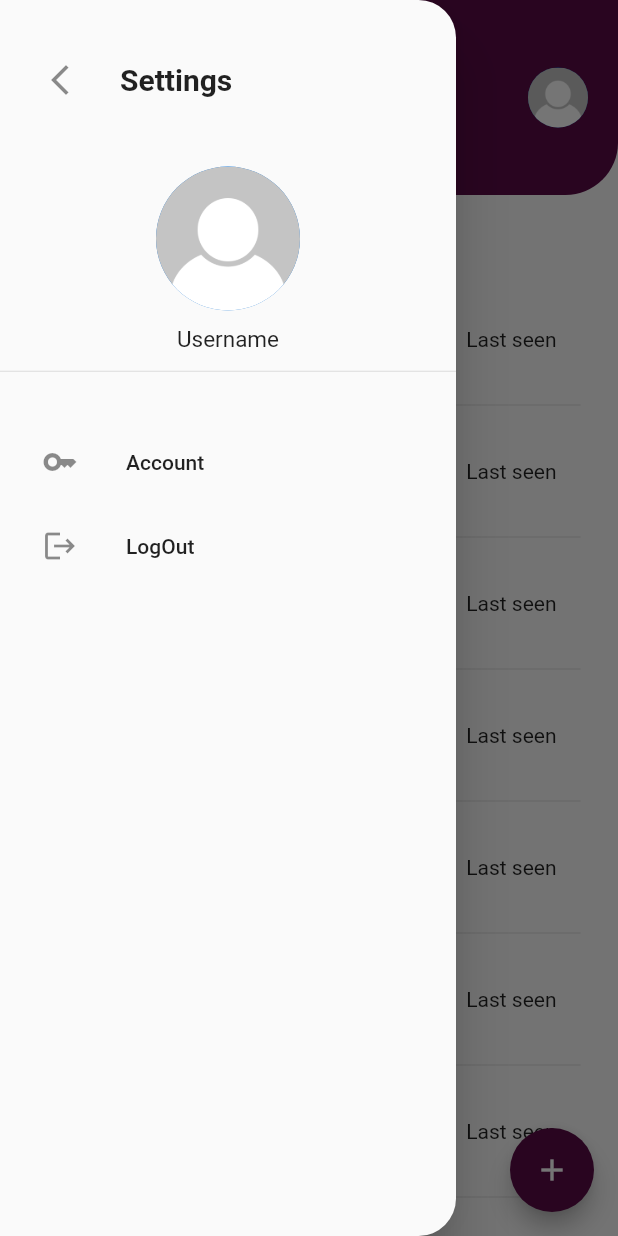
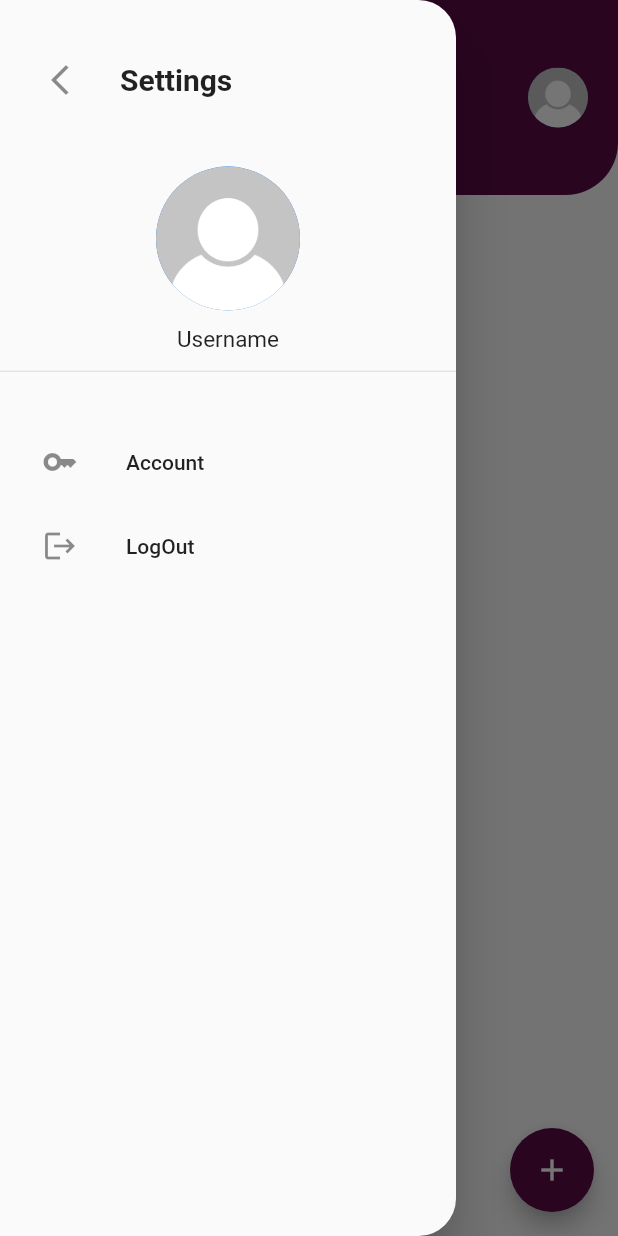
Before and after one commit to SnehaMohandas/my-chat-app, a Flutter app: the screen it shows once a user with an empty profile is signed in, with the side drawer open, on a phone screen of 412 x 824 dp. Run offline on Flutter 3.47's test engine with Material 2 defaults, Android fonts, the phone set to English and light mode, and no system bars; our stand-ins replace cloud_firestore, firebase_auth, firebase_core, firebase_storage, get, image_picker and 3 more; accounts and stored records are empty.

```diff
--- a/lib/controllers/authcontroller.dart
+++ b/lib/controllers/authcontroller.dart
@@ -1,4 +1,4 @@
-import 'package:babble_chat_app/controllers/controller_.const.dart';
+import 'package:babble_chat_app/controllers/firebase_const.dart';
 import 'package:babble_chat_app/controllers/profile_controller.dart';
 import 'package:babble_chat_app/screens/home_screen/home_screen.dart';
 import 'package:babble_chat_app/screens/splash_screen.dart';
--- a/lib/controllers/controller_.const.dart
+++ b/lib/controllers/firebase_const.dart
@@ -5,3 +5,5 @@ FirebaseAuth auth = FirebaseAuth.instance;
 FirebaseFirestore firebaseFirestore = FirebaseFirestore.instance;
 User? currentUser = FirebaseAuth.instance.currentUser;
 const collectionUser = 'users';
+const collectionChat = 'chats';
+const collectionMessage = 'messages';
--- /dev/null
+++ b/lib/controllers/home_controller.dart
@@ -0,0 +1,26 @@
+import 'package:babble_chat_app/controllers/firebase_const.dart';
+import 'package:get/get.dart';
+import 'package:shared_preferences/shared_preferences.dart';
+
+class HomeController extends GetxController {
+  static HomeController instance = Get.find();
+  late SharedPreferences preferences;
+
+  getUserDetails() async {
+    await firebaseFirestore
+        .collection(collectionUser)
+        .where('id', isEqualTo: currentUser!.uid)
+        .get()
+        .then((value) async {
+      preferences = await SharedPreferences.getInstance();
+      preferences.setStringList(
+          'user_details', [value.docs[0]['name'], value.docs[0]['image_url']]);
+    });
+  }
+
+  @override
+  void onInit() {
+    getUserDetails();
+    super.onInit();
+  }
+}
--- a/lib/screens/home_screen/components/chat_isttile.dart
+++ b/lib/screens/home_screen/components/chat_isttile.dart
@@ -1,27 +1,33 @@
 import 'package:babble_chat_app/screens/chat_screen/components/chat_screen.dart';
+import 'package:cloud_firestore/cloud_firestore.dart';
 import 'package:flutter/material.dart';
 import 'package:get/get.dart';
+import 'package:intl/intl.dart' as intl;
 
-Widget chatlist() {
+Widget chatlist(DocumentSnapshot doc) {
+  var t =
+      doc['created_on'] == null ? DateTime.now() : doc['created_on'].toDate();
+  var time = intl.DateFormat("h.mma").format(t);
+
   return Container(
     padding: EdgeInsets.only(left: 25, right: 25),
-    child: ListView.separated(
-        itemBuilder: (context, index) => ListTile(
-              onTap: () => Get.offAll(
-                  () => ChatScreen(
-                        userName: 'Demo name',
-                      ),
-                  transition: Transition.downToUp),
+    child:
+        //  ListView.separated(
+        //     itemBuilder: (context, index) =>
+        ListTile(
+      onTap: () => Get.offAll(() => ChatScreen(),
+          transition: Transition.downToUp,
+          arguments: ["Demo Username", "Demo UserId"]),
       leading: const CircleAvatar(
         radius: 25,
         backgroundColor: Colors.white,
         backgroundImage: AssetImage('assets/images/placeholder.png'),
       ),
-              title: Text('User${index}'),
-              subtitle: Text('message${index}'),
-              trailing: Text('Last seen'),
+      title: Text("${doc['friend_name']}"),
+      subtitle: Text("${doc['last_msg']}"),
+      trailing: Text("$time"),
     ),
-        separatorBuilder: (context, index) => Divider(),
-        itemCount: 30),
+    // separatorBuilder: (context, index) => Divider(),
+    // itemCount: 30),
   );
 }
--- a/lib/screens/home_screen/components/drawer.dart
+++ b/lib/screens/home_screen/components/drawer.dart
@@ -1,7 +1,7 @@
 import 'dart:io';
 
 import 'package:babble_chat_app/controllers/authcontroller.dart';
-import 'package:babble_chat_app/controllers/controller_.const.dart';
+import 'package:babble_chat_app/controllers/firebase_const.dart';
 import 'package:babble_chat_app/controllers/profile_controller.dart';
 import 'package:babble_chat_app/screens/profile_screen/components/profile_screen.dart';
 import 'package:cloud_firestore/cloud_firestore.dart';
--- a/lib/screens/home_screen/home_screen.dart
+++ b/lib/screens/home_screen/home_screen.dart
@@ -1,20 +1,25 @@
 import 'package:babble_chat_app/controllers/authcontroller.dart';
+import 'package:babble_chat_app/controllers/home_controller.dart';
 import 'package:babble_chat_app/screens/compose_screen/compose_screen.dart';
 import 'package:babble_chat_app/screens/home_screen/components/appbar.dart';
 import 'package:babble_chat_app/screens/home_screen/components/chat_isttile.dart';
 import 'package:babble_chat_app/screens/home_screen/components/drawer.dart';
 import 'package:babble_chat_app/screens/signup_screen.dart';
+import 'package:babble_chat_app/services/store_services.dart';
 import 'package:cloud_firestore/cloud_firestore.dart';
 import 'package:firebase_core/firebase_core.dart';
 import 'package:flutter/material.dart';
 import 'package:get/get.dart';
+import 'package:velocity_x/velocity_x.dart';
 
 class HomeScreen extends StatelessWidget {
-  HomeScreen({super.key});
+  const HomeScreen({super.key});
 
   @override
   Widget build(BuildContext context) {
+    var homeController = Get.put(HomeController());
     final scaffoldKey = GlobalKey<ScaffoldState>();
+
     return Container(
       color: Colors.white,
       child: Scaffold(
@@ -23,7 +28,7 @@ class HomeScreen extends StatelessWidget {
         floatingActionButton: FloatingActionButton(
           backgroundColor: Color.fromARGB(255, 90, 11, 70),
           onPressed: () {
-            Get.offAll(() => ComposeScreen());
+            Get.to(() => ComposeScreen());
           },
           child: Icon(Icons.add),
         ),
@@ -41,7 +46,31 @@ class HomeScreen extends StatelessWidget {
                 style: TextStyle(fontSize: 30, fontWeight: FontWeight.bold),
               ),
             ),
-            Expanded(child: chatlist())
+            Expanded(
+                child: StreamBuilder(
+                    stream: StoreServices.getMessages(),
+                    builder: (BuildContext context,
+                        AsyncSnapshot<QuerySnapshot> snapshot) {
+                      if (!snapshot.hasData) {
+                        return Center(
+                          child: CircularProgressIndicator(
+                            valueColor: AlwaysStoppedAnimation(Colors.black),
+                          ),
+                        );
+                      } else if (snapshot.data!.docs.isEmpty) {
+                        return Center(
+                          child: Text("Start messaging..."),
+                        );
+                      } else {
+                        return ListView(
+                          children: snapshot.data!.docs
+                              .mapIndexed((currentValue, index) {
+                            var doc = snapshot.data!.docs[index];
+                            return chatlist(doc);
+                          }).toList(),
+                        );
+                      }
+                    }))
           ],
         ),
       ),
--- a/lib/screens/profile_screen/components/profile_screen.dart
+++ b/lib/screens/profile_screen/components/profile_screen.dart
@@ -1,7 +1,7 @@
 import 'dart:io';
 
 import 'package:babble_chat_app/controllers/authcontroller.dart';
-import 'package:babble_chat_app/controllers/controller_.const.dart';
+import 'package:babble_chat_app/controllers/firebase_const.dart';
 import 'package:babble_chat_app/controllers/profile_controller.dart';
 import 'package:babble_chat_app/screens/home_screen/home_screen.dart';
 import 'package:babble_chat_app/screens/profile_screen/components/picker_dialog.dart';
@@ -68,6 +68,7 @@ class ProfileScreen extends GetView<AuthController> {
                   profileController.nameController.text = data['name'];
                   profileController.phoneController.text = data['phone'];
                   profileController.aboutController.text = data['about'];
+
                   // if (data.toString().contains('about')) {
                   //   profileController.aboutController.text = data['about'];
                   // } else {
--- a/lib/services/store_services.dart
+++ b/lib/services/store_services.dart
@@ -1,4 +1,5 @@
-import 'package:babble_chat_app/controllers/controller_.const.dart';
+import 'package:babble_chat_app/controllers/chat_controller.dart';
+import 'package:babble_chat_app/controllers/firebase_const.dart';
 import 'package:cloud_firestore/cloud_firestore.dart';
 
 class StoreServices {
@@ -12,4 +13,21 @@ class StoreServices {
   static getAllUser() {
     return firebaseFirestore.collection(collectionUser).snapshots();
   }
+
+  static getChats(String chatId) {
+    return firebaseFirestore
+        .collection(collectionChat)
+        .doc(chatId)
+        .collection(collectionMessage)
+        .orderBy('created_on', descending: false)
+        .snapshots();
+  }
+
+  static getMessages() {
+    return firebaseFirestore
+        .collection(collectionChat)
+        .where("users.${currentUser!.uid}", isEqualTo: null)
+        .where('last_msg', isNotEqualTo: '')
+        .snapshots();
+  }
 }
--- a/pubspec.yaml
+++ b/pubspec.yaml
@@ -40,6 +40,7 @@ dependencies:
   firebase_storage: ^11.0.5
   permission_handler: ^10.2.0
   velocity_x: ^3.6.0
+  shared_preferences: ^2.0.15
 
 dev_dependencies:
   flutter_lints: ^2.0.0
```
Also changed, not shown: lib/controllers/chat_controller.dart (added, +75 -0 lines), lib/controllers/profile_controller.dart (+2 -8 lines), lib/screens/chat_screen/components/chat_bubble.dart (added, +66 -0 lines), lib/screens/chat_screen/components/chat_screen.dart (+41 -76 lines), lib/screens/compose_screen/compose_screen.dart (+8 -5 lines), pubspec.lock, 1 other file. Lines whose indentation alone changed are shown as unchanged.
